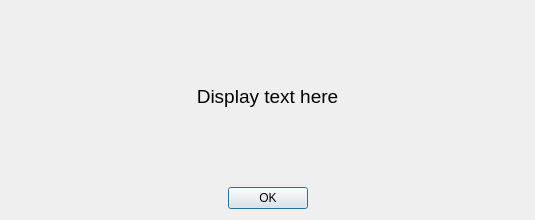
Old version of the form view/displaystring.ui in the repository jaydeelew/poker_game_gui.
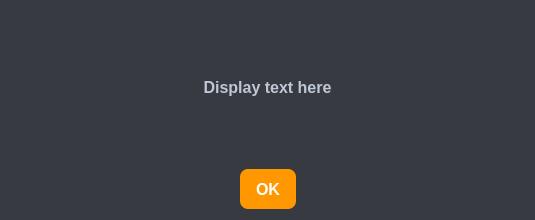
New version of the form.

Commit message: new colors, fonts, button shapes

The edit to the form file:
```diff
--- a/view/displaystring.ui
+++ b/view/displaystring.ui
@@ -10,6 +10,38 @@
     <height>220</height>
    </rect>
   </property>
+  <property name="styleSheet">
+   <string notr="true">QDialog, QWidget {
+    background-color: rgb(55, 59, 65);
+    color: #f8f8f2;
+    font-family: 'Segoe UI', 'Roboto', Arial, sans-serif;
+    font-size: 12pt;
+}
+QPushButton {
+    background-color: #FF9800;
+    color: white;
+    border: none;
+    border-radius: 8px;
+    padding: 8px 16px;
+    font-weight: bold;
+    min-height: 24px;
+}
+QPushButton:hover {
+    background-color: #F57C00;
+}
+QPushButton:pressed {
+    background-color: rgb(158, 80, 3);
+}
+QLabel {
+    color: #bfc7d5;
+    font-size: 12pt;
+    font-weight: 500;
+}
+</string>
+  </property>
+  <property name="windowTitle">
+   <string>Dialog</string>
+  </property>
   <layout class="QVBoxLayout" name="verticalLayout">
    <item>
     <widget class="QLabel" name="labelDisplayString">
```
The commit also changes 7 other files.
